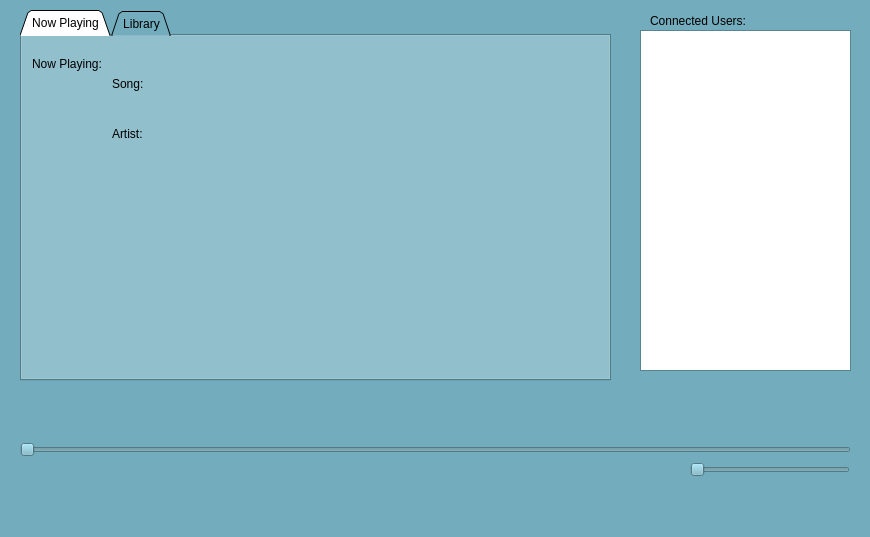
Above: sourcecode/client/mainwindow.ui from Team-Chimera/Comm-Audio before the change. Below: the same form after it.
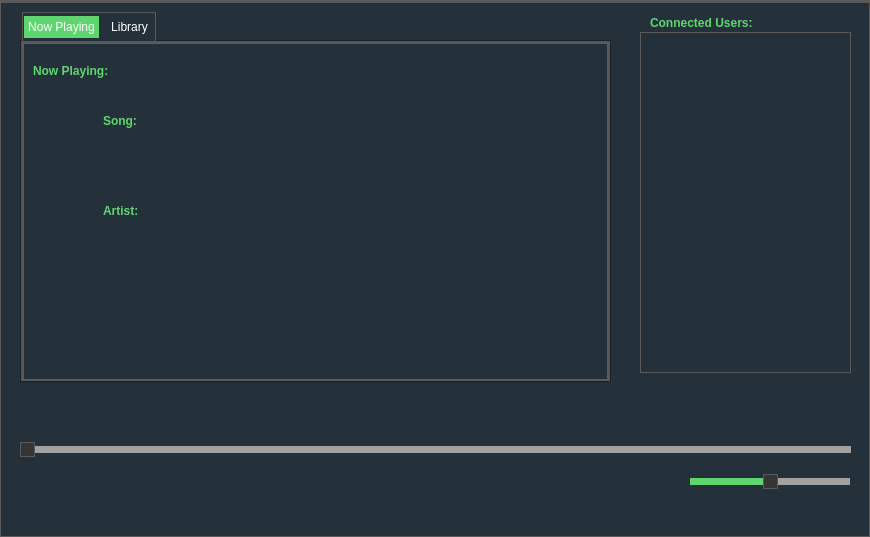
That is the form after the change. Icons and pictures are not drawn.

Patch:
```diff
--- a/sourcecode/client/mainwindow.ui
+++ b/sourcecode/client/mainwindow.ui
@@ -16,18 +16,18 @@
      <colorrole role="WindowText">
       <brush brushstyle="SolidPattern">
        <color alpha="255">
-        <red>0</red>
-        <green>0</green>
-        <blue>0</blue>
+        <red>255</red>
+        <green>255</green>
+        <blue>255</blue>
        </color>
       </brush>
      </colorrole>
      <colorrole role="Button">
       <brush brushstyle="SolidPattern">
        <color alpha="255">
-        <red>115</red>
-        <green>172</green>
-        <blue>188</blue>
+        <red>36</red>
+        <green>49</green>
+        <blue>58</blue>
        </color>
       </brush>
      </colorrole>
@@ -70,9 +70,9 @@
      <colorrole role="Text">
       <brush brushstyle="SolidPattern">
        <color alpha="255">
-        <red>0</red>
-        <green>0</green>
-        <blue>0</blue>
+        <red>255</red>
+        <green>255</green>
+        <blue>255</blue>
        </color>
       </brush>
      </colorrole>
@@ -88,27 +88,27 @@
      <colorrole role="ButtonText">
       <brush brushstyle="SolidPattern">
        <color alpha="255">
-        <red>0</red>
-        <green>0</green>
-        <blue>0</blue>
+        <red>255</red>
+        <green>255</green>
+        <blue>255</blue>
        </color>
       </brush>
      </colorrole>
      <colorrole role="Base">
       <brush brushstyle="SolidPattern">
        <color alpha="255">
-        <red>255</red>
-        <green>255</green>
-        <blue>255</blue>
+        <red>36</red>
+        <green>49</green>
+        <blue>58</blue>
        </color>
       </brush>
      </colorrole>
      <colorrole role="Window">
       <brush brushstyle="SolidPattern">
        <color alpha="255">
-        <red>115</red>
-        <green>172</green>
-        <blue>188</blue>
+        <red>36</red>
+        <green>49</green>
+        <blue>58</blue>
        </color>
       </brush>
      </colorrole>
@@ -153,18 +153,18 @@
      <colorrole role="WindowText">
       <brush brushstyle="SolidPattern">
        <color alpha="255">
-        <red>0</red>
-        <green>0</green>
-        <blue>0</blue>
+        <red>255</red>
+        <green>255</green>
+        <blue>255</blue>
        </color>
       </brush>
      </colorrole>
      <colorrole role="Button">
       <brush brushstyle="SolidPattern">
        <color alpha="255">
-        <red>115</red>
-        <green>172</green>
-        <blue>188</blue>
+        <red>36</red>
+        <green>49</green>
+        <blue>58</blue>
        </color>
       </brush>
      </colorrole>
@@ -207,9 +207,9 @@
      <colorrole role="Text">
       <brush brushstyle="SolidPattern">
        <color alpha="255">
-        <red>0</red>
-        <green>0</green>
-        <blue>0</blue>
+        <red>255</red>
+        <green>255</green>
+        <blue>255</blue>
        </color>
       </brush>
      </colorrole>
@@ -225,27 +225,27 @@
      <colorrole role="ButtonText">
       <brush brushstyle="SolidPattern">
        <color alpha="255">
-        <red>0</red>
-        <green>0</green>
-        <blue>0</blue>
+        <red>255</red>
+        <green>255</green>
+        <blue>255</blue>
        </color>
       </brush>
      </colorrole>
      <colorrole role="Base">
       <brush brushstyle="SolidPattern">
        <color alpha="255">
-        <red>255</red>
-        <green>255</green>
-        <blue>255</blue>
+        <red>36</red>
+        <green>49</green>
+        <blue>58</blue>
        </color>
       </brush>
      </colorrole>
      <colorrole role="Window">
       <brush brushstyle="SolidPattern">
        <color alpha="255">
-        <red>115</red>
-        <green>172</green>
-        <blue>188</blue>
+        <red>36</red>
+        <green>49</green>
+        <blue>58</blue>
        </color>
       </brush>
      </colorrole>
@@ -290,18 +290,18 @@
      <colorrole role="WindowText">
       <brush brushstyle="SolidPattern">
        <color alpha="255">
-        <red>57</red>
-        <green>86</green>
-        <blue>94</blue>
+        <red>255</red>
+        <green>255</green>
+        <blue>255</blue>
        </color>
       </brush>
      </colorrole>
      <colorrole role="Button">
       <brush brushstyle="SolidPattern">
        <color alpha="255">
-        <red>115</red>
-        <green>172</green>
-        <blue>188</blue>
+        <red>36</red>
+        <green>49</green>
+        <blue>58</blue>
        </color>
       </brush>
      </colorrole>
@@ -344,9 +344,9 @@
      <colorrole role="Text">
       <brush brushstyle="SolidPattern">
        <color alpha="255">
-        <red>57</red>
-        <green>86</green>
-        <blue>94</blue>
+        <red>255</red>
+        <green>255</green>
+        <blue>255</blue>
        </color>
       </brush>
      </colorrole>
@@ -362,27 +362,27 @@
      <colorrole role="ButtonText">
       <brush brushstyle="SolidPattern">
        <color alpha="255">
-        <red>57</red>
-        <green>86</green>
-        <blue>94</blue>
+        <red>255</red>
+        <green>255</green>
+        <blue>255</blue>
        </color>
       </brush>
      </colorrole>
      <colorrole role="Base">
       <brush brushstyle="SolidPattern">
        <color alpha="255">
-        <red>115</red>
-        <green>172</green>
-        <blue>188</blue>
+        <red>36</red>
+        <green>49</green>
+        <blue>58</blue>
        </color>
       </brush>
      </colorrole>
      <colorrole role="Window">
       <brush brushstyle="SolidPattern">
        <color alpha="255">
-        <red>115</red>
-        <green>172</green>
-        <blue>188</blue>
+        <red>36</red>
+        <green>49</green>
+        <blue>58</blue>
        </color>
       </brush>
      </colorrole>
@@ -432,7 +432,227 @@
    <string>MainWindow</string>
   </property>
   <property name="autoFillBackground">
-   <bool>true</bool>
+   <bool>false</bool>
+  </property>
+  <property name="styleSheet">
+   <string notr="true">* {
+	background: #24313a;
+	color: #FFF;
+	border: 1px solid #5A5A5A;
+}
+
+QWidget::item:selected {
+	background: #1fbc34;
+}
+
+QCheckBox, QRadioButton {
+	border: none;
+}
+
+QRadioButton::indicator, QCheckBox::indicator {
+	width: 13px;
+	height: 13px;
+}
+
+QRadioButton::indicator::unchecked, QCheckBox::indicator::unchecked {
+	border: 1px solid #5A5A5A;
+	background: none;
+}
+
+QRadioButton::indicator:unchecked:hover, QCheckBox::indicator:unchecked:hover {
+	border: 1px solid #DDDDDD;
+}
+
+QRadioButton::indicator::checked, QCheckBox::indicator::checked {
+	border: 1px solid #5A5A5A;
+	background: #5A5A5A;
+}
+
+QRadioButton::indicator:checked:hover, QCheckBox::indicator:checked:hover {
+	border: 1px solid #DDDDDD;
+	background: #DDDDDD;
+}
+
+QGroupBox {
+	margin-top: 6px;
+}
+
+QGroupBox::title {
+	top: -7px;
+	left: 7px;
+}
+  QScrollBar:vertical {
+      border: 2px solid grey;
+      background: #32CC99;
+      width: 15px;
+      margin: 22px 0 22px 0;
+  }
+  QScrollBar::handle:vertical {
+      background: white;
+      min-height: 20px;
+  }
+  QScrollBar::add-line:vertical {
+      border: 2px solid grey;
+      background: #32CC99;
+      height: 20px;
+      subcontrol-position: bottom;
+      subcontrol-origin: margin;
+  }
+
+  QScrollBar::sub-line:vertical {
+      border: 2px solid grey;
+      background: #32CC99;
+      height: 20px;
+      subcontrol-position: top;
+      subcontrol-origin: margin;
+  }
+  QScrollBar::up-arrow:vertical, QScrollBar::down-arrow:vertical {
+      border: 2px solid grey;
+      width: 3px;
+      height: 3px;
+      background: white;
+  }
+
+  QScrollBar::add-page:vertical, QScrollBar::sub-page:vertical {
+      background: none;
+  }
+
+QAbstractItemView {
+	show-decoration-selected: 1;
+	selection-background-color: #3D7848;
+	selection-color: #DDDDDD;
+	alternate-background-color: #353535;
+}
+
+QHeaderView {
+	border: 1px solid #5A5A5A;
+}
+
+QHeaderView::section {
+	background: #191919;
+	border: 1px solid #5A5A5A;
+	padding: 4px;
+}
+
+QHeaderView::section:selected, QHeaderView::section::checked {
+	background: #353535;
+}
+
+QTableView {
+	gridline-color: #5A5A5A;
+}
+
+QTabBar {
+	margin-left: 2px;
+}
+
+QTabBar::tab {
+	border-radius: 0px;
+	padding: 4px;
+	margin: 4px;
+}
+
+QTabBar::tab:selected {
+	background: #5fd56f;
+}
+
+QComboBox::down-arrow {
+	border: 1px solid #5A5A5A;
+	background: #353535;
+}
+
+QComboBox::drop-down {
+	border: 1px solid #5A5A5A;
+	background: #353535;
+}
+
+QComboBox::down-arrow {
+	width: 3px;
+	height: 3px;
+	border: 1px solid #5A5A5A;
+}
+
+QAbstractSpinBox {
+	padding-right: 15px;
+}
+
+QAbstractSpinBox::up-button, QAbstractSpinBox::down-button {
+	border: 1px solid #5A5A5A;
+	background: #353535;
+	subcontrol-origin: border;
+}
+
+QAbstractSpinBox::up-arrow, QAbstractSpinBox::down-arrow {
+	width: 3px;
+	height: 3px;
+	border: 1px solid #5A5A5A;
+}
+
+QSlider {
+	border: none;
+}
+
+QSlider::groove:horizontal {
+	height: 5px;
+	margin: 4px 0px 4px 0px;
+}
+
+QSlider::groove:vertical {
+	width: 5px;
+	margin: 0px 4px 0px 4px;
+}
+
+QSlider::handle {
+	border: 1px solid #5A5A5A;
+	background: #353535;
+}
+
+QSlider::handle:horizontal {
+	width: 15px;
+	margin: -4px 0px -4px 0px;
+}
+
+QSlider::handle:vertical {
+	height: 15px;
+	margin: 0px -4px 0px -4px;
+}
+
+QSlider::add-page:vertical, QSlider::sub-page:horizontal {
+	background: #5fd56f;
+}
+
+QSlider::sub-page:vertical, QSlider::add-page:horizontal {
+	background: #a2a2a2;
+}
+
+QLabel {
+	border: none;
+}
+
+QProgressBar {
+	text-align: center;
+}
+
+QProgressBar::chunk {
+	width: 1px;
+	background-color: #5fd56f;
+}
+
+QMenu::separator {
+	background: #CC33FF;
+}
+
+QAbstractButton:hover {
+	background: #74f385;
+}
+
+QAbstractButton:pressed {
+	background: #1fbc34;
+}
+
+QAbstractButton {
+	background: #5fd56f;
+}</string>
   </property>
   <widget class="QWidget" name="centralWidget">
    <widget class="QSlider" name="horizontalSlider">
@@ -441,7 +661,7 @@
       <x>20</x>
       <y>440</y>
       <width>831</width>
-      <height>20</height>
+      <height>16</height>
      </rect>
     </property>
     <property name="autoFillBackground">
@@ -455,14 +675,47 @@
     <property name="geometry">
      <rect>
       <x>690</x>
-      <y>460</y>
+      <y>470</y>
       <width>160</width>
       <height>19</height>
      </rect>
     </property>
+    <property name="styleSheet">
+     <string notr="true"/>
+    </property>
+    <property name="minimum">
+     <number>0</number>
+    </property>
+    <property name="maximum">
+     <number>100</number>
+    </property>
+    <property name="singleStep">
+     <number>5</number>
+    </property>
+    <property name="pageStep">
+     <number>5</number>
+    </property>
+    <property name="value">
+     <number>50</number>
+    </property>
+    <property name="sliderPosition">
+     <number>50</number>
+    </property>
     <property name="orientation">
      <enum>Qt::Horizontal</enum>
     </property>
+    <property name="invertedAppearance">
+     <bool>false</bool>
+    </property>
+    <property name="invertedControls">
+     <bool>false</bool>
+    </property>
+    <property name="tickPosition">
+     <enum>QSlider::NoTicks</enum>
+    </property>
+    <property name="tickInterval">
+     <number>5</number>
+    </property>
    </widget>
    <widget class="QTabWidget" name="tabWidget">
     <property name="geometry">
@@ -476,13 +729,26 @@
     <property name="acceptDrops">
      <bool>false</bool>
     </property>
+    <property name="autoFillBackground">
+     <bool>false</bool>
+    </property>
     <property name="tabShape">
-     <enum>QTabWidget::Triangular</enum>
+     <enum>QTabWidget::Rounded</enum>
     </property>
     <property name="currentIndex">
      <number>0</number>
     </property>
+    <property name="tabBarAutoHide">
+     <bool>false</bool>
+    </property>
     <widget class="QWidget" name="Multicast">
+     <property name="font">
+      <font>
+       <family>Segoe UI</family>
+       <weight>75</weight>
+       <bold>true</bold>
+      </font>
+     </property>
      <property name="autoFillBackground">
       <bool>false</bool>
      </property>
@@ -498,6 +764,11 @@
         <height>16</height>
        </rect>
       </property>
+      <property name="styleSheet">
+       <string notr="true">color: #5fd56f;
+font-weight: bold;
+</string>
+      </property>
       <property name="text">
        <string>Now Playing:</string>
       </property>
@@ -505,12 +776,16 @@
      <widget class="QLabel" name="label_3">
       <property name="geometry">
        <rect>
-        <x>90</x>
-        <y>40</y>
+        <x>80</x>
+        <y>70</y>
         <width>55</width>
         <height>16</height>
        </rect>
       </property>
+      <property name="styleSheet">
+       <string notr="true">color: #5fd56f; font-weight: bold;
+</string>
+      </property>
       <property name="text">
        <string>Song:</string>
       </property>
@@ -518,12 +793,17 @@
      <widget class="QLabel" name="label_4">
       <property name="geometry">
        <rect>
-        <x>90</x>
-        <y>90</y>
+        <x>80</x>
+        <y>160</y>
         <width>55</width>
         <height>16</height>
        </rect>
       </property>
+      <property name="styleSheet">
+       <string notr="true">color: #5fd56f;
+font-weight: bold;
+</string>
+      </property>
       <property name="text">
        <string>Artist:</string>
       </property>
@@ -531,21 +811,21 @@
      <widget class="QLabel" name="artistName">
       <property name="geometry">
        <rect>
-        <x>160</x>
-        <y>90</y>
-        <width>421</width>
-        <height>16</height>
-       </rect>
-      </property>
-      <property name="text">
-       <string/>
-      </property>
-     </widget>
-     <widget class="QLabel" name="songName">
-      <property name="geometry">
-       <rect>
         <x>140</x>
-        <y>40</y>
+        <y>160</y>
+        <width>421</width>
+        <height>16</height>
+       </rect>
+      </property>
+      <property name="text">
+       <string/>
+      </property>
+     </widget>
+     <widget class="QLabel" name="songName">
+      <property name="geometry">
+       <rect>
+        <x>150</x>
+        <y>70</y>
         <width>421</width>
         <height>16</height>
        </rect>
@@ -580,6 +860,11 @@
       <height>21</height>
      </rect>
     </property>
+    <property name="styleSheet">
+     <string notr="true">color: #5fd56f;
+font-weight: bold;
+</string>
+    </property>
     <property name="text">
      <string>Connected Users:</string>
     </property>
@@ -594,14 +879,25 @@
      </rect>
     </property>
    </widget>
-   <zorder>horizontalSlider</zorder>
-   <zorder>horizontalSlider_2</zorder>
-   <zorder>tabWidget</zorder>
-   <zorder>label</zorder>
-   <zorder>listeners</zorder>
-   <zorder>artistName</zorder>
-   <zorder>label_4</zorder>
-   <zorder>label_3</zorder>
+   <widget class="QLabel" name="volumeIcon">
+    <property name="geometry">
+     <rect>
+      <x>660</x>
+      <y>470</y>
+      <width>21</width>
+      <height>21</height>
+     </rect>
+    </property>
+    <property name="text">
+     <string/>
+    </property>
+    <property name="pixmap">
+     <pixmap>images/volume.png</pixmap>
+    </property>
+    <property name="scaledContents">
+     <bool>true</bool>
+    </property>
+   </widget>
   </widget>
   <widget class="QMenuBar" name="menuBar">
    <property name="geometry">
@@ -609,7 +905,7 @@
      <x>0</x>
      <y>0</y>
      <width>870</width>
-     <height>26</height>
+     <height>28</height>
     </rect>
    </property>
   </widget>
```
Left out of the diff: 2 changed lines with no effect on the pictures.
